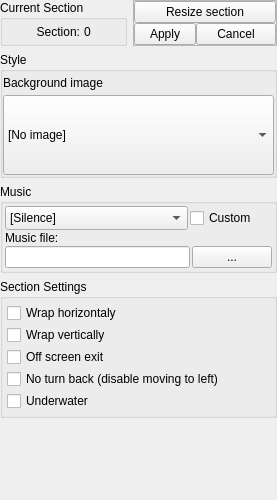
WohlSoft/Moondust-Project, file Editor/main_window/dock/lvl_sctc_props.ui: the form before one commit.
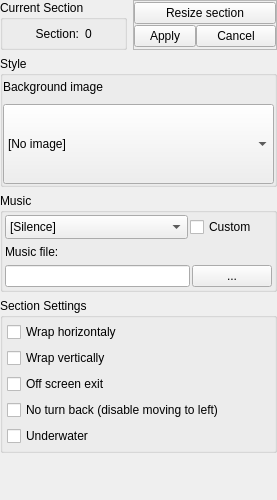
The form after the commit. Icons and pictures are not drawn.

Commit message: Editor: Fix some squished parts of the section settings dialog on some systems (The problem doesn't reproduce on all systems for some reason)

Diff of the .ui file:
```diff
--- a/Editor/main_window/dock/lvl_sctc_props.ui
+++ b/Editor/main_window/dock/lvl_sctc_props.ui
@@ -30,7 +30,7 @@
    <string>Section Settings</string>
   </property>
   <widget class="QWidget" name="dockWidgetContents">
-   <layout class="QGridLayout" name="gridLayout_4" rowstretch="0,0,0,0,0,0,0">
+   <layout class="QGridLayout" name="gridLayout_4" rowstretch="0,0,0,0">
     <property name="leftMargin">
      <number>0</number>
     </property>
@@ -66,7 +66,7 @@
          <x>0</x>
          <y>0</y>
          <width>277</width>
-         <height>481</height>
+         <height>480</height>
         </rect>
        </property>
        <property name="sizePolicy">
@@ -105,13 +105,16 @@
            </property>
            <item row="0" column="0">
             <widget class="QGroupBox" name="groupBox_5">
+             <property name="minimumSize">
+              <size>
+               <width>0</width>
+               <height>50</height>
+              </size>
+             </property>
              <property name="title">
               <string>Current Section</string>
              </property>
              <layout class="QHBoxLayout" name="horizontalLayout" stretch="50,0,0,50">
-              <property name="spacing">
-               <number>4</number>
-              </property>
               <property name="leftMargin">
                <number>4</number>
               </property>
@@ -244,7 +247,7 @@
           <property name="minimumSize">
            <size>
             <width>0</width>
-            <height>124</height>
+            <height>129</height>
            </size>
           </property>
           <property name="autoFillBackground">
@@ -272,9 +275,6 @@
            <property name="horizontalSpacing">
             <number>0</number>
            </property>
-           <property name="verticalSpacing">
-            <number>1</number>
-           </property>
            <item row="0" column="0">
             <widget class="QLabel" name="LVLPropBckrImg">
              <property name="text">
@@ -366,9 +366,6 @@
            <property name="horizontalSpacing">
             <number>2</number>
            </property>
-           <property name="verticalSpacing">
-            <number>1</number>
-           </property>
            <item row="0" column="0">
             <widget class="QComboBox" name="LVLPropsMusicNumber">
              <property name="minimumSize">
@@ -444,7 +441,7 @@
         <item>
          <widget class="QGroupBox" name="LVLPropSettingsGrp">
           <property name="sizePolicy">
-           <sizepolicy hsizetype="Preferred" vsizetype="Preferred">
+           <sizepolicy hsizetype="Preferred" vsizetype="Minimum">
             <horstretch>0</horstretch>
             <verstretch>0</verstretch>
            </sizepolicy>
@@ -452,16 +449,13 @@
           <property name="minimumSize">
            <size>
             <width>0</width>
-            <height>123</height>
+            <height>139</height>
            </size>
           </property>
           <property name="title">
            <string>Section Settings</string>
           </property>
           <layout class="QVBoxLayout" name="verticalLayout_2">
-           <property name="spacing">
-            <number>2</number>
-           </property>
            <property name="leftMargin">
             <number>4</number>
            </property>
```
